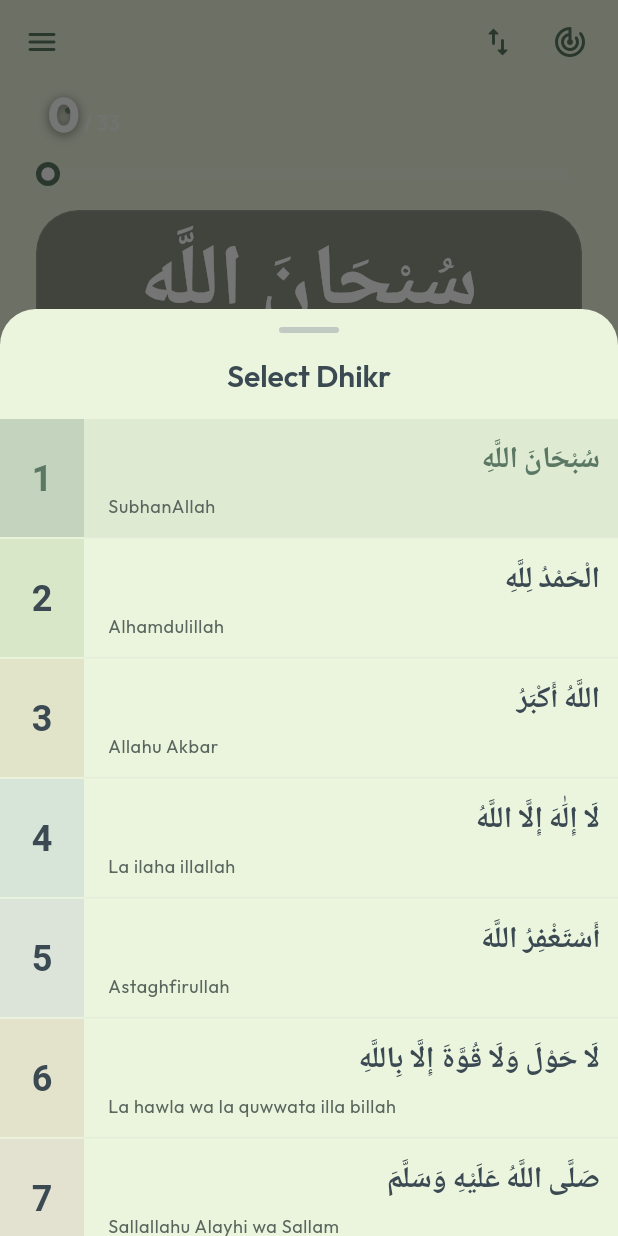
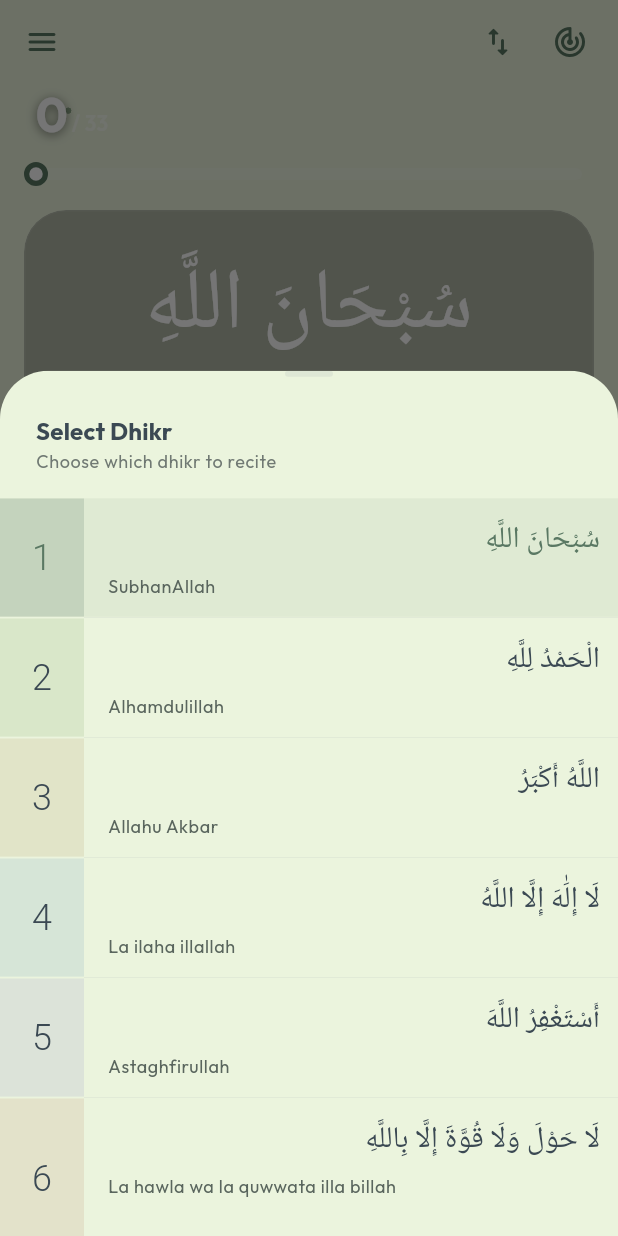
Before and after one commit to onimusha-dev/Easy-Tasweeh, a Flutter app: the screen it shows after launch, after a tap on the "keyboard control" icon, on a phone screen of 412 x 824 dp. Run offline on Flutter 3.47's test engine with Material 3 defaults, Android fonts, the phone set to English and light mode, and no system bars; our stand-ins replace drift, drift_flutter, file_picker, fl_chart, flutter_local_notifications, flutter_phoenix and 9 more; missing offline and left inert: app_settings, workmanager; accounts and stored records are empty; generated files the repository leaves out were written again; Roboto replaces fonts that are missing (Amiri).

Commit message:
fix: on dhikr change counter reset

```diff
--- a/lib/core/models/dhikr_model.dart
+++ b/lib/core/models/dhikr_model.dart
@@ -132,7 +132,8 @@ const List<DhikrItem> dhikrList = [
         source: 'Muhammad 47:19',
       ),
       DhikrReference(
-        text: 'Allah—there is no deity except Him, the Ever-Living, the Sustainer of existence.',
+        text:
+            'Allah—there is no deity except Him, the Ever-Living, the Sustainer of existence.',
         source: 'Al-Baqarah 2:255',
       ),
     ],
@@ -148,11 +149,13 @@ const List<DhikrItem> dhikrList = [
         'Istighfar (seeking forgiveness) is a way to cleanse the soul. It is an admission of our human flaws and a turn towards the infinite mercy of Allah. It brings peace to the heart and relief from the burden of sins.',
     references: [
       DhikrReference(
-        text: '...Ask forgiveness of your Lord. Indeed, He is ever a Perpetual Forgiver.',
+        text:
+            '...Ask forgiveness of your Lord. Indeed, He is ever a Perpetual Forgiver.',
         source: 'Nuh 71:10',
       ),
       DhikrReference(
-        text: 'And seek forgiveness of Allah. Indeed, Allah is ever Forgiving and Merciful.',
+        text:
+            'And seek forgiveness of Allah. Indeed, Allah is ever Forgiving and Merciful.',
         source: 'An-Nisa 4:106',
       ),
     ],
@@ -177,60 +180,4 @@ const List<DhikrItem> dhikrList = [
       ),
     ],
   ),
-  BaseDhikrItem(
-    id: 'salawat',
-    arabic: 'صَلَّى اللَّهُ عَلَيْهِ وَسَلَّمَ',
-    transliteration: 'Sallallahu Alayhi wa Sallam',
-    translation: 'May Allah bless him and grant him peace',
-    category: 'Blessings',
-    benefit: 'Brings blessings to the person reciting it.',
-    explanation:
-        'Sending Salawat upon the Prophet Muhammad (PBUH) is a divine command. It shows our love for him and our appreciation for his guidance. For every one blessing we send, Allah sends ten blessings upon us.',
-    references: [
-      DhikrReference(
-        text: 'Indeed, Allah and His angels send blessings upon the Prophet. O you who have believed, ask [Allah to confer] blessing upon him and ask [Allah to grant him] peace.',
-        source: 'Al-Ahzab 33:56',
-      ),
-    ],
-  ),
-  BaseDhikrItem(
-    id: 'bismillah',
-    arabic: 'بِسْمِ اللَّهِ',
-    transliteration: 'Bismillah',
-    translation: 'In the name of Allah',
-    category: 'Start',
-    benefit: 'Brings barakah (blessing) to any task started.',
-    explanation:
-        'Starting with Bismillah connects our mundane actions to the Divine. It transforms ordinary tasks into acts of worship and invites Allah\'s presence and blessings into whatever we are about to do.',
-    references: [
-      DhikrReference(
-        text: 'Recite in the name of your Lord who created.',
-        source: 'Al-Alaq 96:1',
-      ),
-    ],
-  ),
-  BaseDhikrItem(
-    id: 'ar_rahman',
-    arabic: 'الرَّحْمَنُ',
-    transliteration: 'Ar-Rahmaan',
-    translation: 'The Beneficent',
-    category: 'Names of Allah',
-    explanation:
-        'Allah, Ar-Rahmaan, bestows His Mercy (Rahmah) upon all the creatures in this universe.',
-    references: [
-      DhikrReference(
-        text: 'In the name of Allah, the Beneficent, the Merciful.',
-        source: 'Al-Fatihah 1:1',
-      ),
-      DhikrReference(
-        text:
-            'There is none in the heavens and the earth but cometh unto the Beneficent as a slave.',
-        source: 'Maryam 19:93',
-      ),
-      DhikrReference(
-        text: 'The Beneficent One, Who is established on the Throne.',
-        source: 'Taha 20:5',
-      ),
-    ],
-  ),
 ];
--- a/lib/core/theme/app_layout.dart
+++ b/lib/core/theme/app_layout.dart
@@ -6,12 +6,14 @@ class AppLayout {
   static const double radiusMedium = 8.0;
   static const double radiusLarge = 10.0;
   static const double radiusExtraLarge = 12.0;
+  static const double radiusDialog = 12.0;
   static const double radiusFull = 100.0;
 
   static final BorderRadius brSmall = BorderRadius.circular(radiusSmall);
   static final BorderRadius brMedium = BorderRadius.circular(radiusMedium);
   static final BorderRadius brLarge = BorderRadius.circular(radiusLarge);
   static final BorderRadius brExtraLarge = BorderRadius.circular(radiusExtraLarge);
+  static final BorderRadius brDialog = BorderRadius.circular(radiusDialog);
   static final BorderRadius brChip = BorderRadius.circular(8.0);
 
   // ─── Shapes ────────────────────────────────────────────────────────────────
--- a/lib/core/theme/app_theme.dart
+++ b/lib/core/theme/app_theme.dart
@@ -212,7 +212,7 @@ class AppTheme {
       dialogTheme: DialogThemeData(
         backgroundColor: isDark ? const Color(0xFF1B2420) : scheme.card,
         elevation: 0,
-        shape: RoundedRectangleBorder(borderRadius: AppLayout.brExtraLarge),
+        shape: RoundedRectangleBorder(borderRadius: AppLayout.brDialog),
         titleTextStyle: TextStyle(
           color: scheme.textPrimary,
           fontSize: 18,
--- a/lib/core/theme/app_typography.dart
+++ b/lib/core/theme/app_typography.dart
@@ -132,35 +132,35 @@ class AppTypography {
 
   static TextStyle arabicDisplay(Color color) => GoogleFonts.amiri(
     fontSize: 36,
-    fontWeight: FontWeight.w700,
+    fontWeight: FontWeight.w300,
     height: 1.2,
     color: color,
   );
 
   static TextStyle arabicTitle(Color color) => GoogleFonts.amiri(
     fontSize: 24,
-    fontWeight: FontWeight.w700,
+    fontWeight: FontWeight.w300,
     height: 1.3,
     color: color,
   );
 
   static TextStyle arabicBody(Color color) => GoogleFonts.amiri(
     fontSize: 20,
-    fontWeight: FontWeight.w600,
+    fontWeight: FontWeight.w200,
     height: 1.5,
     color: color,
   );
 
   static TextStyle arabicLabel(Color color) => GoogleFonts.amiri(
     fontSize: 16,
-    fontWeight: FontWeight.w600,
+    fontWeight: FontWeight.w200,
     color: color,
   );
 
   // Helper for AppBar titles
   static TextStyle appBarTitle(Color color) => GoogleFonts.outfit(
     fontSize: 17,
-    fontWeight: FontWeight.w700,
+    fontWeight: FontWeight.w300,
     color: color,
     letterSpacing: 0.2,
   );
--- a/lib/features/counter/screens/counter_screen.dart
+++ b/lib/features/counter/screens/counter_screen.dart
@@ -2,12 +2,12 @@ import 'package:easy_tasbeeh/core/service/dhikr_service.dart';
 import 'package:easy_tasbeeh/core/service/settings_provider.dart';
 import 'package:easy_tasbeeh/database/db.dart';
 import 'package:easy_tasbeeh/database/repository/count_repository.dart';
+import 'package:easy_tasbeeh/features/counter/widgets/counter_background.dart';
 import 'package:easy_tasbeeh/features/counter/widgets/counter_button.dart';
 import 'package:easy_tasbeeh/features/counter/widgets/counter_progress.dart';
 import 'package:easy_tasbeeh/features/counter/widgets/dhikr_display.dart';
 import 'package:easy_tasbeeh/features/counter/widgets/set_count_target/target_goal_sheet.dart';
 import 'package:easy_tasbeeh/features/left_menu_bar/widgets/side_drawer.dart';
-import 'package:easy_tasbeeh/features/counter/widgets/counter_background.dart';
 import 'package:flutter/material.dart';
 import 'package:flutter/services.dart';
 import 'package:flutter_riverpod/flutter_riverpod.dart';
@@ -103,9 +103,7 @@ class _CounterScreenState extends ConsumerState<CounterScreen> {
                         minHeight: constraints.maxHeight,
                       ),
                       child: Padding(
-                        padding: const EdgeInsets.symmetric(
-                          horizontal: 24.0,
-                        ),
+                        padding: const EdgeInsets.symmetric(horizontal: 16),
                         child: Column(
                           mainAxisAlignment: MainAxisAlignment.spaceBetween,
                           children: [
@@ -244,7 +242,6 @@ class _CounterScreenState extends ConsumerState<CounterScreen> {
     showDialog(
       context: context,
       builder: (context) => AlertDialog(
-        shape: RoundedRectangleBorder(borderRadius: BorderRadius.circular(8)),
         title: const Text('Change Layout'),
         content: Text(
           isCentered
--- a/lib/features/counter/widgets/dhikr_display.dart
+++ b/lib/features/counter/widgets/dhikr_display.dart
@@ -23,9 +23,9 @@ class DhikrDisplay extends ConsumerWidget {
         filter: ImageFilter.blur(sigmaX: 10, sigmaY: 10),
         child: Container(
           width: double.infinity,
-          padding: const EdgeInsets.symmetric(horizontal: 12, vertical: 12),
+          padding: const EdgeInsets.fromLTRB(12, 28, 12, 12),
           decoration: BoxDecoration(
-            color: Colors.black.withValues(alpha: 0.4),
+            color: Colors.black.withValues(alpha: 0.25),
             borderRadius: BorderRadius.circular(28),
             border: Border.all(color: Colors.white.withValues(alpha: 0.1)),
           ),
--- a/lib/features/counter/widgets/dhikr_selection_sheet/dhikr_sheet.dart
+++ b/lib/features/counter/widgets/dhikr_selection_sheet/dhikr_sheet.dart
@@ -1,6 +1,7 @@
 import 'package:easy_tasbeeh/core/models/dhikr_model.dart';
 import 'package:easy_tasbeeh/core/service/dhikr_service.dart';
 import 'package:easy_tasbeeh/core/service/settings_provider.dart';
+import 'package:easy_tasbeeh/core/widgets/premium_dialog.dart';
 import 'package:easy_tasbeeh/database/repository/count_repository.dart';
 import 'package:easy_tasbeeh/features/counter/widgets/dhikr_selection_sheet/dhikr_tile.dart';
 import 'package:flutter/material.dart';
@@ -12,33 +13,69 @@ class DhikrSheet extends ConsumerWidget {
   @override
   Widget build(BuildContext context, WidgetRef ref) {
     final currentDhikr = ref.watch(currentDhikrProvider);
+    final countAsync = ref.watch(currentCountStreamProvider);
+    final currentCount = countAsync.asData?.value?.currentCount ?? 0;
     final colorScheme = Theme.of(context).colorScheme;
     final screenHeight = MediaQuery.of(context).size.height;
 
     return Container(
-      height: screenHeight * 0.75,
+      height: screenHeight * 0.7,
       decoration: BoxDecoration(
         color: colorScheme.surface,
-        borderRadius: const BorderRadius.vertical(top: Radius.circular(24)),
+        borderRadius: const BorderRadius.vertical(top: Radius.circular(32)),
       ),
       padding: EdgeInsets.zero,
       child: Column(
         mainAxisSize: MainAxisSize.min,
         children: [
-          const SizedBox(height: 12),
+          // Handle
           Container(
-            width: 40,
+            width: 32,
             height: 4,
             decoration: BoxDecoration(
-              color: colorScheme.outlineVariant,
+              color: colorScheme.outlineVariant.withValues(alpha: 0.3),
               borderRadius: BorderRadius.circular(2),
             ),
           ),
+          const SizedBox(height: 24),
+
+          // Header
+          Row(
+            children: [
+              Expanded(
+                child: Padding(
+                  padding: const EdgeInsets.only(left: 24),
+                  child: Column(
+                    crossAxisAlignment: CrossAxisAlignment.start,
+                    children: [
+                      Text(
+                        'Select Dhikr',
+                        style: Theme.of(context).textTheme.titleMedium
+                            ?.copyWith(fontWeight: FontWeight.bold),
+                      ),
+                      Text(
+                        'Choose which dhikr to recite',
+                        style: Theme.of(context).textTheme.bodySmall?.copyWith(
+                          color: colorScheme.outline,
+                        ),
+                      ),
+                    ],
+                  ),
+                ),
+              ),
+            ],
+          ),
           const SizedBox(height: 16),
-          Text('Select Dhikr', style: Theme.of(context).textTheme.titleLarge),
-          const SizedBox(height: 16),
+
+          // Dhikr List
           Flexible(
+            child: Container(
+              decoration: BoxDecoration(
+                color: colorScheme.surfaceContainerLow,
+                borderRadius: BorderRadius.circular(16),
+              ),
               child: ListView.separated(
+                shrinkWrap: true,
                 padding: EdgeInsets.zero,
                 itemCount: dhikrList.length,
                 separatorBuilder: (context, index) => Divider(
@@ -56,12 +93,39 @@ class DhikrSheet extends ConsumerWidget {
                     isSelected: isSelected,
                     isLast: index == dhikrList.length - 1,
                     onTap: () {
-                    ref.read(settingsProvider.notifier).setLastDhikrId(item.id);
-                    ref.read(countRepositoryProvider).setDhikrId(item.id);
+                      final repo = ref.read(countRepositoryProvider);
+
+                      if (currentCount > 0) {
+                        showDialog(
+                          context: context,
+                          builder: (context) => PremiumDialog(
+                            icon: Icons.track_changes_rounded,
+                            title: 'Save session?',
+                            description:
+                                'This will save your current progress to history.',
+                            confirmLabel: 'Archive',
+                            onConfirm: () {
+                              repo.saveAndReset();
+                              ref
+                                  .read(settingsProvider.notifier)
+                                  .setLastDhikrId(item.id);
+                              repo.setDhikrId(item.id);
+                              Navigator.pop(context); // Close bottom sheet
+                            },
+                          ),
+                        );
+                      } else {
+                        repo.saveAndReset();
+                        ref
+                            .read(settingsProvider.notifier)
+                            .setLastDhikrId(item.id);
+                        repo.setDhikrId(item.id);
                         Navigator.pop(context);
+                      }
                     },
                   );
                 },
+              ),
             ),
           ),
         ],
--- a/lib/features/history/screens/history_screen.dart
+++ b/lib/features/history/screens/history_screen.dart
@@ -58,11 +58,11 @@ class HistoryScreen extends ConsumerWidget {
 
                 String label;
                 if (date == today) {
-                  label = 'TODAY';
+                  label = 'Today';
                 } else if (date == yesterday) {
-                  label = 'YESTERDAY';
+                  label = 'Yesterday';
                 } else {
-                  label = DateFormat('MMMM d, yyyy').format(date).toUpperCase();
+                  label = DateFormat('MMMM d, yyyy').format(date);
                 }
 
                 return Padding(
--- a/lib/features/learning/dhikr/screens/learn_dhikr_screen.dart
+++ b/lib/features/learning/dhikr/screens/learn_dhikr_screen.dart
@@ -53,10 +53,7 @@ class _LearnDhikrScreenState extends State<LearnDhikrScreen> {
             elevation: 0,
             backgroundColor: colorScheme.surface,
             flexibleSpace: FlexibleSpaceBar(
-              title: Text(
-                'Learn Dhikr',
-                style: textTheme.titleLarge,
-              ),
+              title: Text('Learn Dhikr', style: textTheme.titleLarge),
               centerTitle: true,
             ),
           ),
@@ -97,7 +94,6 @@ class _LearnDhikrScreenState extends State<LearnDhikrScreen> {
                       separatorBuilder: (context, index) => Divider(
                         height: 1,
                         indent: 60,
-                        endIndent: 16,
                         color: colorScheme.outlineVariant.withValues(
                           alpha: 0.3,
                         ),
--- a/lib/features/settings/screens/about/about_support_screen.dart
+++ b/lib/features/settings/screens/about/about_support_screen.dart
@@ -62,7 +62,7 @@ class AboutSupportScreen extends ConsumerWidget {
           const SizedBox(height: 40),
           buildSettingsGroup(
             context,
-            showBorder: false,
+            showBorder: true,
             children: [
               buildSettingTile(
                 context,
--- a/lib/features/settings/screens/appearance/appearance_screen.dart
+++ b/lib/features/settings/screens/appearance/appearance_screen.dart
@@ -130,7 +130,6 @@ class AppearanceScreen extends ConsumerWidget {
     showDialog(
       context: context,
       builder: (context) => AlertDialog(
-        shape: RoundedRectangleBorder(borderRadius: BorderRadius.circular(24)),
         title: const Text('Select Theme'),
         content: RadioGroup<ThemeMode>(
           groupValue: ref.watch(settingsProvider).themeMode,
--- a/lib/features/settings/screens/sound_haptics/sound_haptics_screen.dart
+++ b/lib/features/settings/screens/sound_haptics/sound_haptics_screen.dart
@@ -172,7 +172,6 @@ class SoundHapticsScreen extends ConsumerWidget {
     showDialog(
       context: context,
       builder: (context) => AlertDialog(
-        shape: RoundedRectangleBorder(borderRadius: BorderRadius.circular(8)),
         title: const Text('Select Delay'),
         content: RadioGroup<int>(
           groupValue: current,
@@ -204,7 +203,6 @@ class SoundHapticsScreen extends ConsumerWidget {
     showDialog(
       context: context,
       builder: (context) => AlertDialog(
-        shape: RoundedRectangleBorder(borderRadius: BorderRadius.circular(8)),
         title: const Text('Select Milestone'),
         content: RadioGroup<int>(
           groupValue: current,
```
Also changed, not shown: lib/core/widgets/premium_dialog.dart (+47 -24 lines), lib/database/repository/count_repository.dart (+9 -6 lines), lib/features/counter/widgets/set_count_target/target_grid.dart (+7 -4 lines), lib/features/learning/dhikr/widgets/dhikr_tile.dart (+0 -11 lines), lib/features/learning/sayings/widgets/saying_card.dart (deleted, +0 -66 lines), lib/features/learning/sayings/widgets/saying_tile.dart (+5 -6 lines). Lines whose indentation alone changed are shown as unchanged.
